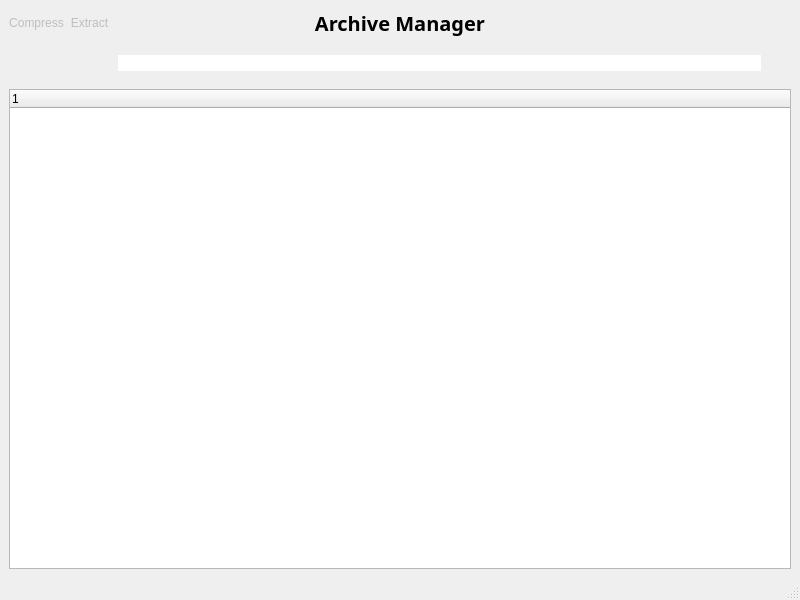
Old version of the form ui_files/mainWindow.ui in the repository ismaildrcn/archiveManager.
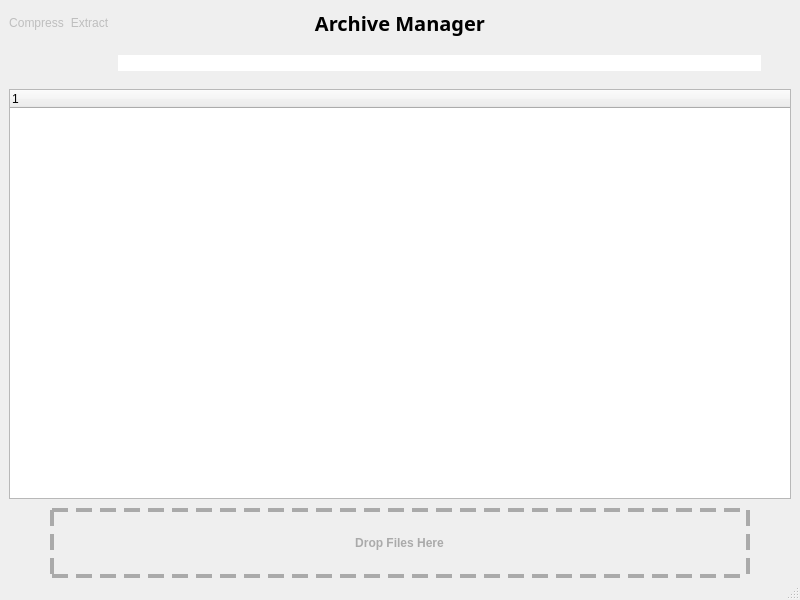
New version of the form. Icons and pictures are not drawn.

Commit message: The drag and drop function for compress has been added

The edit to the form file:
```diff
--- a/ui_files/mainWindow.ui
+++ b/ui_files/mainWindow.ui
@@ -407,6 +407,54 @@
             </layout>
            </widget>
           </item>
+          <item alignment="Qt::AlignHCenter">
+           <widget class="QWidget" name="widget_drag_and_drop" native="true">
+            <property name="minimumSize">
+             <size>
+              <width>700</width>
+              <height>70</height>
+             </size>
+            </property>
+            <property name="styleSheet">
+             <string notr="true">QWidget#widget_drag_and_drop{
+border:  4px dashed #aaaaaa
+}</string>
+            </property>
+            <layout class="QHBoxLayout" name="horizontalLayout_9">
+             <property name="leftMargin">
+              <number>50</number>
+             </property>
+             <property name="rightMargin">
+              <number>50</number>
+             </property>
+             <item alignment="Qt::AlignHCenter">
+              <widget class="QLabel" name="label_drop">
+               <property name="minimumSize">
+                <size>
+                 <width>0</width>
+                 <height>0</height>
+                </size>
+               </property>
+               <property name="font">
+                <font>
+                 <weight>75</weight>
+                 <bold>true</bold>
+                </font>
+               </property>
+               <property name="styleSheet">
+                <string notr="true">color:rgb(170, 170, 170);</string>
+               </property>
+               <property name="text">
+                <string>Drop Files Here</string>
+               </property>
+               <property name="alignment">
+                <set>Qt::AlignCenter</set>
+               </property>
+              </widget>
+             </item>
+            </layout>
+           </widget>
+          </item>
          </layout>
         </widget>
        </item>
```
Left out of the diff: 2 changed lines with no effect on the pictures. The commit also changes 5 other files.
